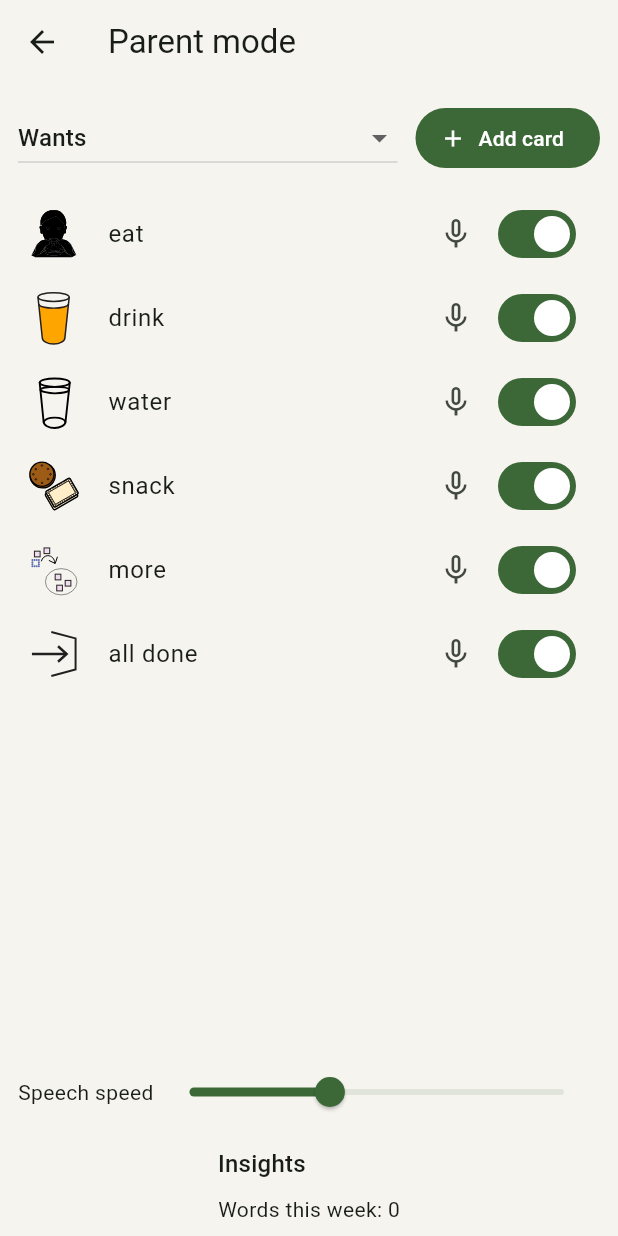
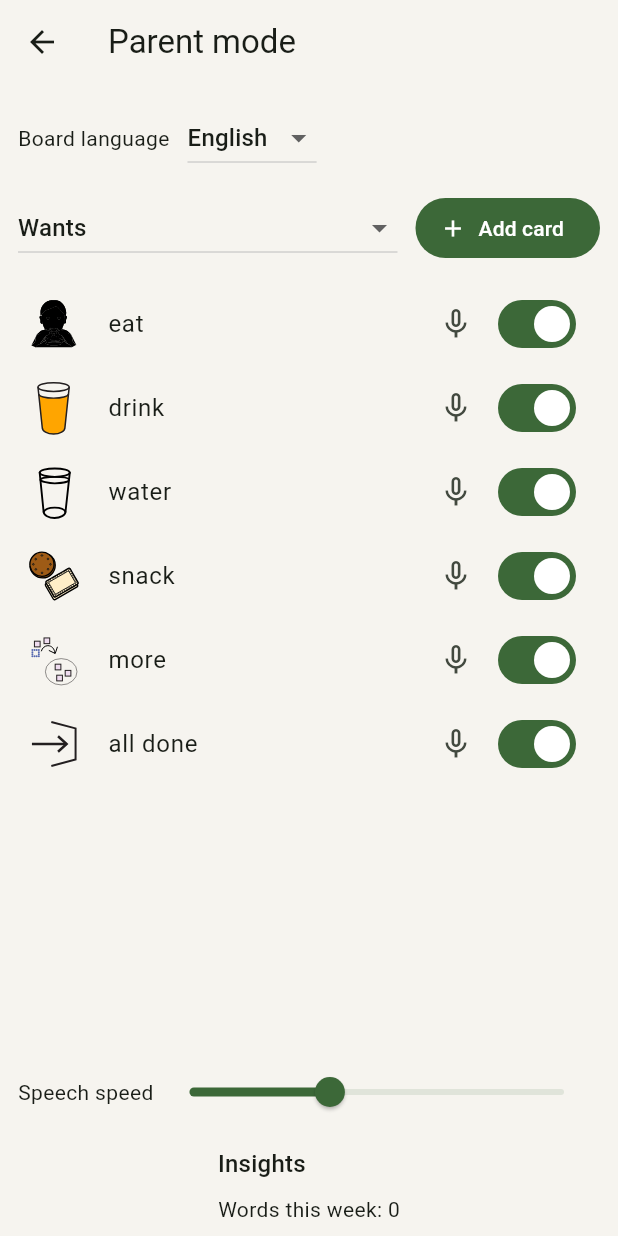
Before and after one commit to mdotadil/bolo, a Flutter app: the ParentScreen screen opened directly, on a phone screen of 412 x 824 dp. Run offline on Flutter 3.47's test engine with Material 3 defaults, Android fonts, the phone set to English and light mode, and no system bars; our stand-ins replace audioplayers, flutter_riverpod, flutter_svg, flutter_tts, image_picker; missing offline and left inert: record.

Commit message:
feat: five-language parent-mode dropdown with voice availability note
Co-Authored-By: Claude Fable 5 <noreply@anthropic.com>

```diff
--- a/lib/features/parent/parent_screen.dart
+++ b/lib/features/parent/parent_screen.dart
@@ -30,6 +30,48 @@ class _ParentScreenState extends ConsumerState<ParentScreen> {
           final category = board.categories[_categoryIndex];
           return Column(children: [
             Padding(
+              padding: const EdgeInsetsDirectional.fromSTEB(12, 12, 12, 0),
+              child: Column(
+                  crossAxisAlignment: CrossAxisAlignment.start,
+                  children: [
+                Row(children: [
+                  const Text('Board language'),
+                  const SizedBox(width: 12),
+                  DropdownButton<String>(
+                    key: const ValueKey('language-switch'),
+                    value: board.activeLanguage,
+                    items: [
+                      for (final lang in supportedLanguages)
+                        DropdownMenuItem(
+                            value: lang,
+                            child: Text(languageDisplayNames[lang]!)),
+                    ],
+                    onChanged: (lang) {
+                      if (lang == null) return;
+                      ref
+                          .read(boardNotifierProvider.notifier)
+                          .setActiveLanguage(lang);
+                    },
+                  ),
+                ]),
+                FutureBuilder<bool>(
+                  future: ref
+                      .read(speechServiceProvider)
+                      .languageAvailable(board.activeLanguage),
+                  builder: (context, snap) => snap.data == false
+                      ? Padding(
+                          padding: const EdgeInsetsDirectional.only(top: 4),
+                          child: Text(
+                            '${languageDisplayNames[board.activeLanguage]} voice not available on this phone — recordings will be used.',
+                            key: const ValueKey('voice-unavailable-note'),
+                            style: const TextStyle(fontSize: 12),
+                          ),
+                        )
+                      : const SizedBox.shrink(),
+                ),
+              ]),
+            ),
+            Padding(
               padding: const EdgeInsetsDirectional.all(12),
               child: Row(children: [
                 Expanded(
@@ -40,7 +82,9 @@ class _ParentScreenState extends ConsumerState<ParentScreen> {
                       for (var i = 0; i < board.categories.length; i++)
                         DropdownMenuItem(
                             value: i,
-                            child: Text(board.categories[i].names['en'] ?? ''))
+                            child: Text(board.categories[i].names[board.activeLanguage] ??
+                                board.categories[i].names['en'] ??
+                                ''))
                     ],
                     onChanged: (i) => setState(() => _categoryIndex = i ?? 0),
                   ),
@@ -64,7 +108,8 @@ class _ParentScreenState extends ConsumerState<ParentScreen> {
                     ListTile(
                       key: ValueKey('row-${card.id}'),
                       leading: SizedBox(width: 40, height: 40, child: _thumb(card)),
-                      title: Text(card.labels['en'] ?? ''),
+                      title: Text(
+                          card.labels[board.activeLanguage] ?? card.labels['en'] ?? ''),
                       trailing: Row(mainAxisSize: MainAxisSize.min, children: [
                         IconButton(
                           key: ValueKey('mic-${card.id}'),
```
Also changed, not shown: 2 other files.
